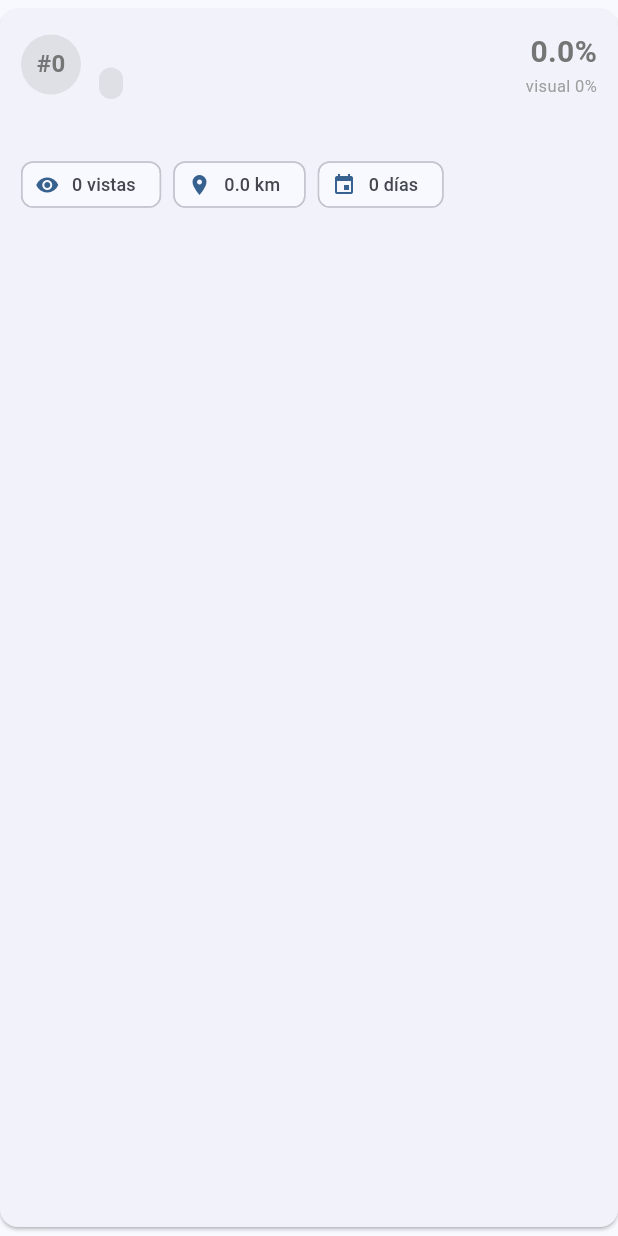
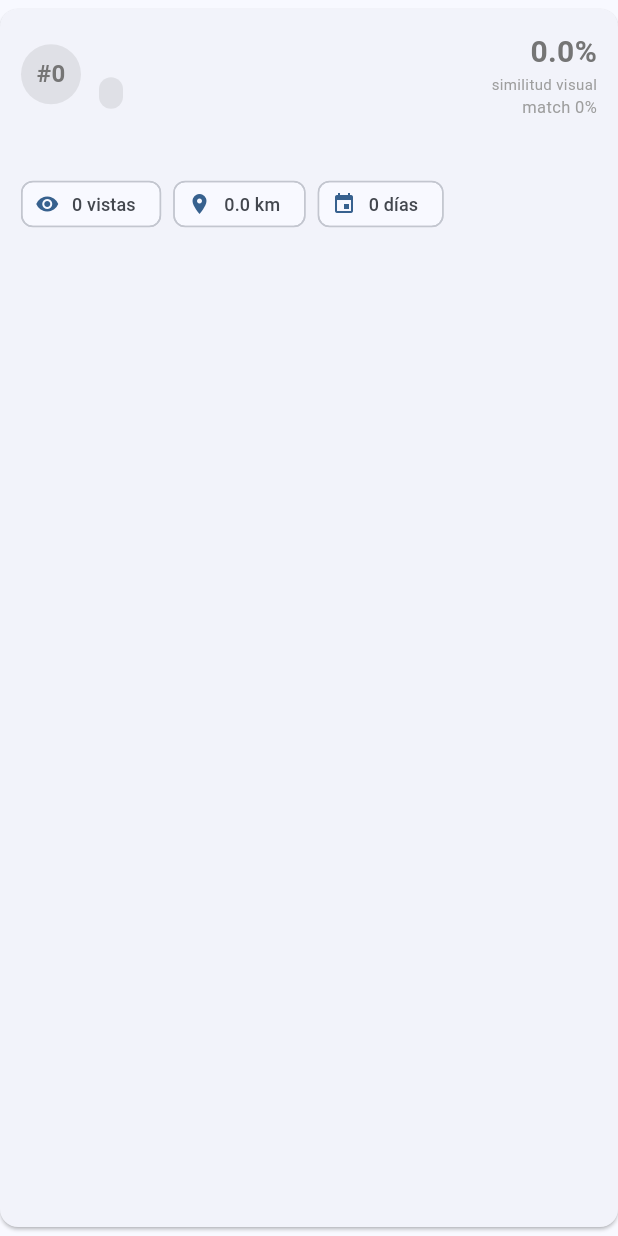
Before and after one commit to carlosparra/DogReIDApp, a Flutter app: the CandidateCard widget shown alone on an empty page, opened directly with empty values, on a phone screen of 412 x 824 dp. Run offline on Flutter 3.47's test engine with Material 3 defaults, Android fonts, the phone set to English and light mode, and no system bars; our stand-ins replace image_picker.

Commit message:
Show visual similarity as the decision-driving score; add final_dog_match_score ranking

```diff
--- a/lib/models/candidate.dart
+++ b/lib/models/candidate.dart
@@ -4,8 +4,9 @@ class Candidate {
   final String? candidateReportId;
   final int candidateRank;
   final double visualScore;
-  final double finalScore;
-  final String matchDecision; // found_high_confidence | possible_match_review | weak_match_review | no_confirmed
+  final double finalScore; // contextual NB-10 (== visual si no hay metadata)
+  final double finalDogMatchScore; // ranking NB-13 (visual + contexto + pose)
+  final String matchDecision; // found_high_confidence | possible_match_review | no_confirmed
   final String explanation;
   final int uniquePoseViewsCount;
   final bool crossPoseConsistent;
@@ -19,6 +20,7 @@ class Candidate {
     required this.candidateRank,
     required this.visualScore,
     required this.finalScore,
+    required this.finalDogMatchScore,
     required this.matchDecision,
     required this.explanation,
     required this.uniquePoseViewsCount,
@@ -37,6 +39,7 @@ class Candidate {
       candidateRank: (j['candidate_rank'] is num) ? (j['candidate_rank'] as num).toInt() : 0,
       visualScore: d(j['visual_score']),
       finalScore: d(j['final_score']),
+      finalDogMatchScore: d(j['final_dog_match_score']),
       matchDecision: (j['match_decision'] ?? 'no_confirmed').toString(),
       explanation: (j['explanation'] ?? '').toString(),
       uniquePoseViewsCount:
--- a/lib/widgets/candidate_card.dart
+++ b/lib/widgets/candidate_card.dart
@@ -56,9 +56,11 @@ class CandidateCard extends StatelessWidget {
                 Column(
                   crossAxisAlignment: CrossAxisAlignment.end,
                   children: [
-                    Text('${(candidate.finalScore * 100).toStringAsFixed(1)}%',
+                    // La decisión se basa en la similitud VISUAL (NB-13) -> es el dato destacado.
+                    Text('${(candidate.visualScore * 100).toStringAsFixed(1)}%',
                         style: TextStyle(fontSize: 20, fontWeight: FontWeight.bold, color: color)),
-                    Text('visual ${(candidate.visualScore * 100).toStringAsFixed(0)}%',
+                    const Text('similitud visual', style: TextStyle(fontSize: 10, color: Colors.grey)),
+                    Text('match ${(candidate.finalDogMatchScore * 100).toStringAsFixed(0)}%',
                         style: const TextStyle(fontSize: 11, color: Colors.grey)),
                   ],
                 ),
```
